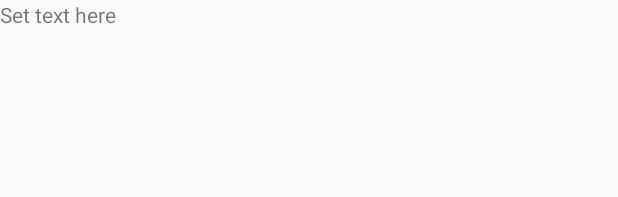
After one commit to ummshsh/rss-reader, an Android app: the layout rss_item_view.xml on its own in the app's theme, with its tools: preview values and no code run, on a phone screen of 412 x 824 dp. The commit adds this screen. Shown: the top 197 px of the screen. Run offline under Robolectric (Android 15) with nearby library versions, the phone set to English and light mode, and no system bars.

Commit message:
Basic recycler view was added

```diff
--- a/app/src/main/java/com/ummshsh/rssreader/MainActivity.kt
+++ b/app/src/main/java/com/ummshsh/rssreader/MainActivity.kt
@@ -15,5 +15,4 @@ class MainActivity : AppCompatActivity() {
                 .commitNow()
         }
     }
-
 }
--- /dev/null
+++ b/app/src/main/res/layout/rss_item_view.xml
@@ -0,0 +1,11 @@
+<?xml version="1.0" encoding="utf-8"?>
+<LinearLayout xmlns:android="http://schemas.android.com/apk/res/android"
+    android:layout_width="match_parent"
+    android:layout_height="match_parent">
+
+    <TextView
+        android:id="@+id/rss_item_text"
+        android:layout_width="wrap_content"
+        android:layout_height="wrap_content"
+        android:text="Set text here" />
+</LinearLayout>
```
Also changed, not shown: app/src/main/java/com/ummshsh/rssreader/RssListAdapter.kt (added, +34 -0 lines), app/src/main/java/com/ummshsh/rssreader/ui/main/MainFragment.kt (+11 -0 lines), app/src/main/java/com/ummshsh/rssreader/ui/main/MainViewModel.kt (+10 -7 lines), app/src/main/res/layout/main_fragment.xml (+17 -11 lines).
